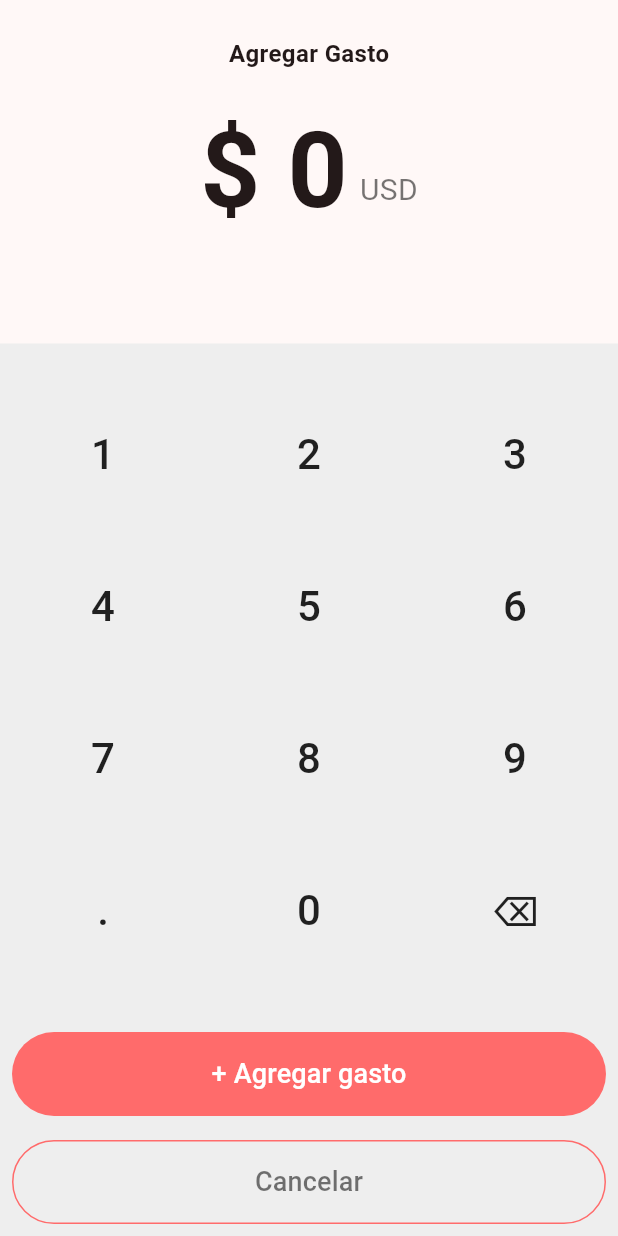
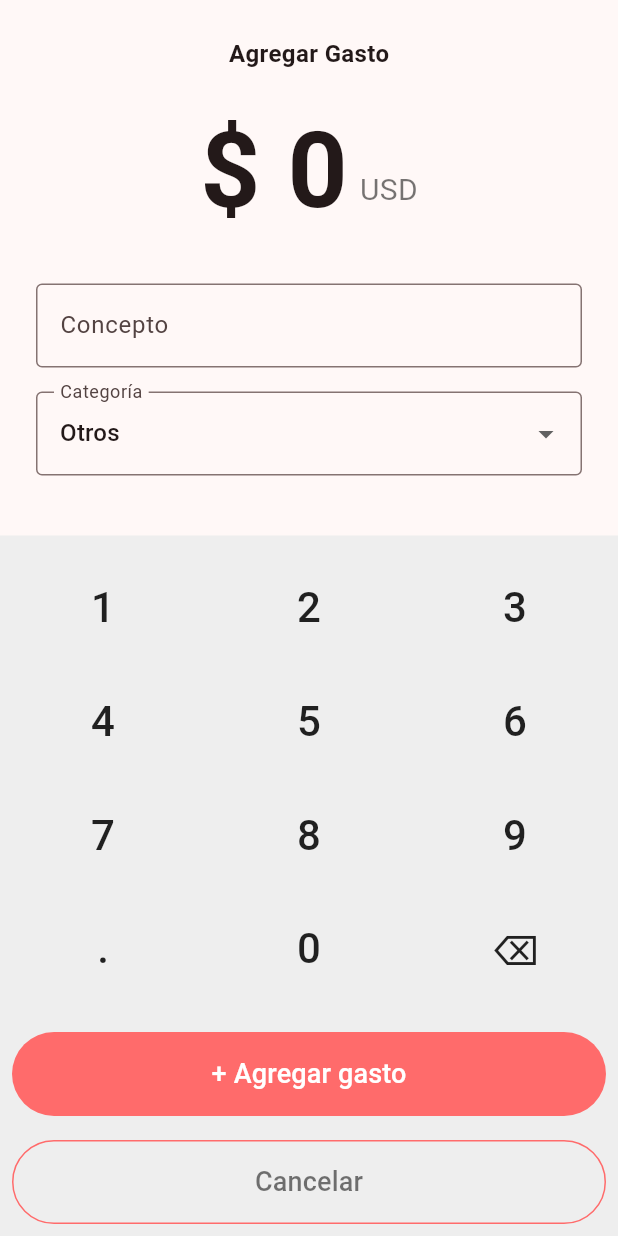
Before and after one commit to eduardo99-prog/Trabajo-final-del-curso, a Flutter app: the TecladoPantalla screen opened directly, after a tap on "+ Agregar gasto", on a phone screen of 412 x 824 dp. Run offline on Flutter 3.47's test engine with Material 3 defaults, Android fonts, the phone set to English and light mode, and no system bars; our stand-ins replace hive, hive_flutter; accounts and stored records are empty.

Commit message:
Mi subida del proyecto

```diff
--- /dev/null
+++ b/lib/modelos/gastos.dart
@@ -0,0 +1,50 @@
+import 'package:hive/hive.dart';
+
+class Gasto {
+  final String concepto;
+  final double monto;
+  final String categoria;
+  final DateTime fecha;
+
+  Gasto({
+    required this.concepto,
+    required this.monto,
+    required this.categoria,
+    required this.fecha,
+  });
+}
+
+  class GastoAdapter extends TypeAdapter<Gasto> {
+    @override
+    final int typeId = 0;
+
+    @override
+    Gasto read(BinaryReader reader) {
+      final cantidadCampos = reader.readByte();
+      final campos = <int, dynamic> {
+        for(int i = 0; i < cantidadCampos; i++)
+          reader.readByte(): reader.read(),
+      };
+      return Gasto(
+        concepto: campos[0] as String,
+        monto: campos[1] as double,
+        categoria: campos[2] as String,
+        fecha: campos[3] as DateTime,
+      );
+    }
+
+    @override
+    void write(BinaryWriter writer, Gasto obj) {
+      writer
+        ..writeByte(4)
+        ..writeByte(0)
+        ..write(obj.concepto)
+        ..writeByte(1)
+        ..write(obj.monto)
+        ..writeByte(2)
+        ..write(obj.categoria)
+        ..writeByte(3)
+        ..write(obj.fecha);
+    }
+
+  }
--- a/lib/pantallas/teclado_pantalla.dart
+++ b/lib/pantallas/teclado_pantalla.dart
@@ -1,4 +1,7 @@
 import 'package:flutter/material.dart';
+import 'package:hive_flutter/hive_flutter.dart';
+import 'package:gastos_app/modelos/gastos.dart';
+
 
 class TecladoPantalla extends StatefulWidget {
   const TecladoPantalla({super.key});
@@ -14,6 +17,16 @@ class _TecladoPantallaState extends State<TecladoPantalla> {
 
   // 1. Nuestra memoria: Guardamos la cantidad que el usuario está ingresando
   String montoIngresado = '0';
+
+  // Variables nuevas para el formulario
+  final conceptoController = TextEditingController();
+  String categoriaSeleccionadaTexto = 'Otros'; // Valor por defecto
+
+  @override
+  void dispose() {
+    conceptoController.dispose();
+    super.dispose();
+  }
 
   // 2. Logica: Función para agegar números
 
@@ -95,16 +108,39 @@ class _TecladoPantallaState extends State<TecladoPantalla> {
             const SizedBox(height: 40),
 
             // Categorías horizontales
+            // INICIO nuevo firmulario HIVE
             Padding(
               padding: const EdgeInsets.symmetric(horizontal: 24),
-              child: Row(
-                mainAxisAlignment: MainAxisAlignment.spaceBetween,
-                children: [
-                  //_buildCategoriaItem(Icons.restaurant, 'Alimentación', 0),
-                  //_buildCategoriaItem(Icons.local_taxi, 'Transporte', 1),
-                  //_buildCategoriaItem(Icons.local_laundry_service, 'Servicios', 2),
-                  //_buildCategoriaItem(Icons.other_houses, 'Otros', 3),
+              child: TextField(
+                controller: conceptoController,
+                decoration: const InputDecoration(
+                  labelText: 'Concepto',
+                  border: OutlineInputBorder(),
+                ),
+              ),
+            ),
+            const SizedBox(height: 16),
+            Padding(
+              padding: const EdgeInsets.symmetric(horizontal: 24),
+              child: DropdownButtonFormField(
+                value: categoriaSeleccionadaTexto,
+                decoration: const InputDecoration(
+                  labelText: 'Categoría',
+                  border: OutlineInputBorder(),
+                ),
+                items: const [
+                  DropdownMenuItem(value: 'Alimentación', child: Text('Alimentación')),
+                  DropdownMenuItem(value: 'Transporte', child: Text('Transporte')),
+                  DropdownMenuItem(value: 'Servicios', child: Text('Servicios')),
+                  DropdownMenuItem(value: 'Otros', child: Text('Otros')),
                 ],
+                onChanged: (valor) {
+                  if (valor != null) {
+                    setState(() {
+                      categoriaSeleccionadaTexto = valor;
+                    });
+                  }
+                },
               ),
             ),
 
@@ -138,7 +174,28 @@ class _TecladoPantallaState extends State<TecladoPantalla> {
                             width: double.infinity,
                             height: 56,
                             child: ElevatedButton(
-                              onPressed: () {},
+                              onPressed: () async {
+                                final monto = double.tryParse(montoIngresado);
+                                if (monto == null || monto <= 0) return;
+
+                                final concepto = conceptoController.text.trim().isEmpty
+                                    ? 'Gasto'
+                                    : conceptoController.text.trim();
+
+                                final caja = Hive.box('caja_gastos');
+                                final gasto = Gasto(
+                                  concepto: concepto,
+                                  monto: monto,
+                                  categoria: categoriaSeleccionadaTexto,
+                                  fecha: DateTime.now(),
+                                );
+
+                                await caja.add(gasto); // Guarda en disco
+
+                                if (!context.mounted) return;
+                                Navigator.pop(context); // Cierra la pantalla
+
+                              },
                               style: ElevatedButton.styleFrom(
                                 backgroundColor: Theme.of(context).primaryColor,
                                 shape: RoundedRectangleBorder(
--- a/pubspec.yaml
+++ b/pubspec.yaml
@@ -34,6 +34,8 @@ dependencies:
   # The following adds the Cupertino Icons font to your application.
   # Use with the CupertinoIcons class for iOS style icons.
   cupertino_icons: ^1.0.8
+  hive: ^2.2.3
+  hive_flutter: ^1.1.0
 
 dev_dependencies:
   flutter_test:
```
Also changed, not shown: lib/main.dart (+9 -2 lines), pubspec.lock, 2 other files.
